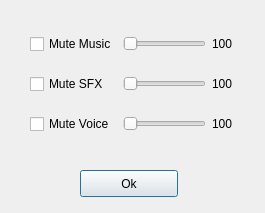
Above: src/client/settingswindow.ui from dc2011/td before the change. Below: the same form after it.
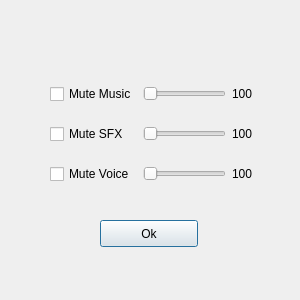
That is the form after the change.

Commit message: GUI for volume and key settings window.

The edit to the form file:
```diff
--- a/src/client/settingswindow.ui
+++ b/src/client/settingswindow.ui
@@ -6,8 +6,8 @@
    <rect>
     <x>0</x>
     <y>0</y>
-    <width>265</width>
-    <height>213</height>
+    <width>300</width>
+    <height>300</height>
    </rect>
   </property>
   <property name="windowTitle">
@@ -16,8 +16,8 @@
   <widget class="QWidget" name="gridLayoutWidget">
    <property name="geometry">
     <rect>
-     <x>30</x>
-     <y>20</y>
+     <x>50</x>
+     <y>70</y>
      <width>203</width>
      <height>129</height>
     </rect>
@@ -91,8 +91,8 @@
   <widget class="QPushButton" name="pushButton">
    <property name="geometry">
     <rect>
-     <x>80</x>
-     <y>170</y>
+     <x>100</x>
+     <y>220</y>
      <width>98</width>
      <height>27</height>
     </rect>
```
Left out of the diff: 9 changed lines with no effect on the pictures. The commit also changes 6 other files.
